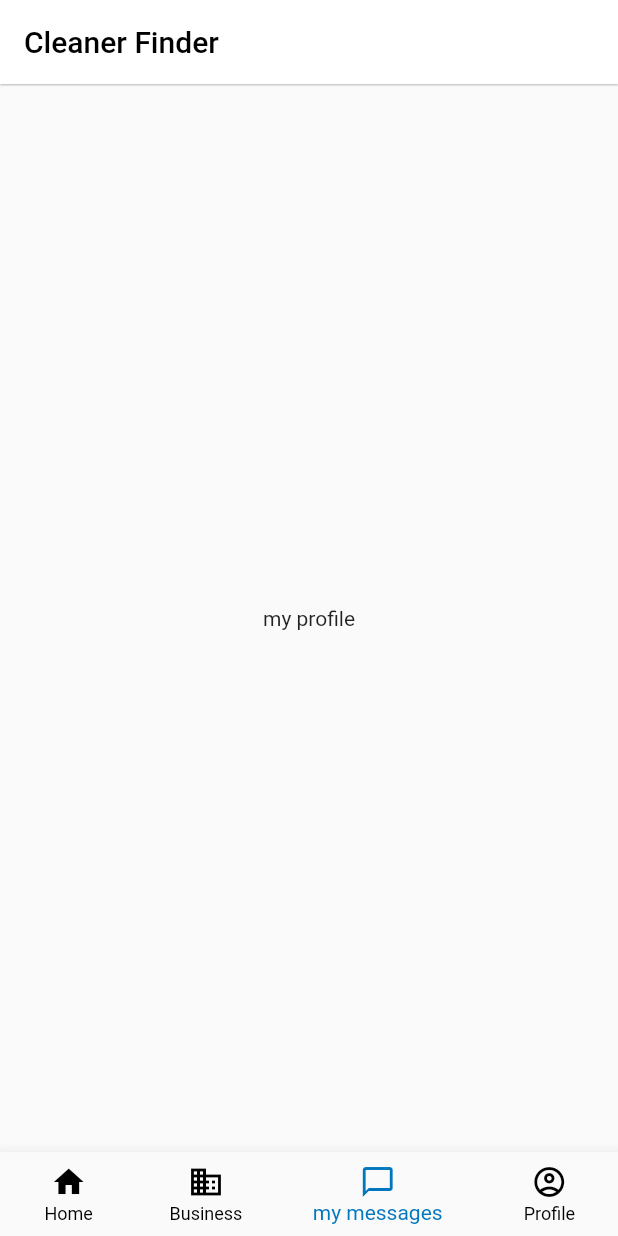
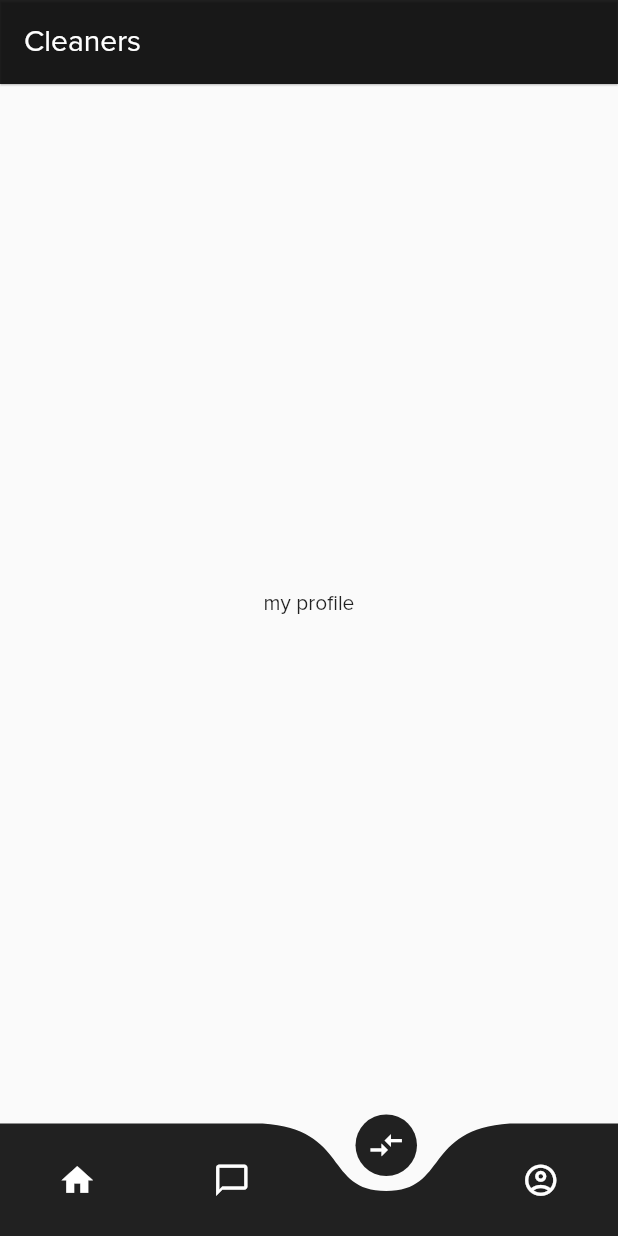
Before and after one commit to amineladraa1/menage_everywhere, a Flutter app: the screen it shows after launch, item 3 of the bottom bar chosen, on a phone screen of 412 x 824 dp. Run offline on Flutter 3.47's test engine with Material 2 defaults, Android fonts, the phone set to English and light mode, and no system bars; drawn by our look-alikes of curved_navigation_bar; our stand-ins replace badges, fluttericon.

Commit message:
added messages adn finished dashboared

```diff
--- a/lib/components/home_page.dart
+++ b/lib/components/home_page.dart
@@ -2,8 +2,7 @@ import 'package:flutter/material.dart';
 import 'package:menage_everywhere/components/dashboard.dart';
 import 'package:menage_everywhere/components/messages.dart';
 import 'package:menage_everywhere/components/my_profile.dart';
-
-
+import 'package:curved_navigation_bar/curved_navigation_bar.dart';
 
 class MyHome extends StatefulWidget {
   const MyHome({Key? key}) : super(key: key);
@@ -18,7 +17,6 @@ class _MyHomeState extends State<MyHome> {
     Dashboard(),
     Messages(),
     MyProfile(),
-
   ];
   void _onItemTapped(int index) {
     setState(() {
@@ -29,46 +27,46 @@ class _MyHomeState extends State<MyHome> {
   @override
   Widget build(BuildContext context) {
     return Scaffold(
-        appBar : AppBar(
+      backgroundColor: Colors.grey[50],
+      appBar: AppBar(
         elevation: 0.5,
-          backgroundColor: Colors.white,
-          title: const Text('Cleaner Finder ' , style: TextStyle(
-            color: Colors.black,
-          ),),
+        backgroundColor: Colors.black87,
+        title: const Text(
+          'Cleaners  ',
+          style: TextStyle(
+            color: Colors.white,
           ),
-        body:  _widgetOptions.elementAt(_selectedIndex),
-        bottomNavigationBar: BottomNavigationBar(
-          showSelectedLabels: true,
-          showUnselectedLabels: true,
-          unselectedItemColor: Colors.black,
-
-          elevation: 8,
-          items: const <BottomNavigationBarItem>[
-            BottomNavigationBarItem(
-              icon: Icon(Icons.home),
-              label: 'Home',
-              //backgroundColor: Colors.black54,
         ),
-            BottomNavigationBarItem(
-              icon: Icon(Icons.business),
-              label: 'Business',
-              //backgroundColor: Colors.black54,
       ),
-            BottomNavigationBarItem(
-              icon: Icon(Icons.messenger_outline),
-              label: 'my messages',
-              //backgroundColor: Colors.black54,
+      body: _widgetOptions.elementAt(_selectedIndex),
+      bottomNavigationBar: CurvedNavigationBar(
+        backgroundColor: Colors.grey.shade50,
+        buttonBackgroundColor: Colors.black87,
+        color: Colors.black87,
+        items: <Widget>[
+          Icon(
+            Icons.home,
+            size: 25,
+            color: Colors.white,
           ),
-            BottomNavigationBarItem(
-              icon: Icon(Icons.account_circle_outlined),
-              label: 'Profile',
-             // backgroundColor: Colors.black54,
+          Icon(
+            Icons.messenger_outline,
+            size: 25,
+            color: Colors.white,
+          ),
+          Icon(
+            Icons.compare_arrows,
+            size: 25,
+            color: Colors.white,
+          ),
+          Icon(
+            Icons.account_circle_outlined,
+            size: 25,
+            color: Colors.white,
           ),
         ],
-          currentIndex: _selectedIndex,
-          selectedItemColor: Colors.lightBlue[800],
-          backgroundColor: Colors.black54,
         onTap: _onItemTapped,
-        ));
+      ),
+    );
   }
 }
--- a/lib/main.dart
+++ b/lib/main.dart
@@ -22,6 +22,7 @@
       },
       title: 'Flutter Demo',
       theme: ThemeData(
+        fontFamily: 'ProximaNova',
         // This is the theme of your application.
         //
         // Try running your application with "flutter run". You'll see the
```
Also changed, not shown: lib/components/dashboard.dart (+74 -17 lines), lib/components/messages.dart (+86 -5 lines), lib/ui/illustrations.dart (added, +59 -0 lines), lib/ui/list_vew_custom.dart (added, +132 -0 lines), lib/ui/messages_avatar.dart (added, +67 -0 lines), lib/ui/title_text.dart (added, +21 -0 lines), pubspec.yaml (+13 -9 lines), fonts/Proxima Nova Font.otf (added), images/cleanIlustra.jpg (added), images/cleanIlustra1.jpg (added), images/partTime.png (added), images/profile1.jpg (added), images/profile4.jpg (added), pubspec.lock, 2 other files. Lines whose indentation alone changed are shown as unchanged.
